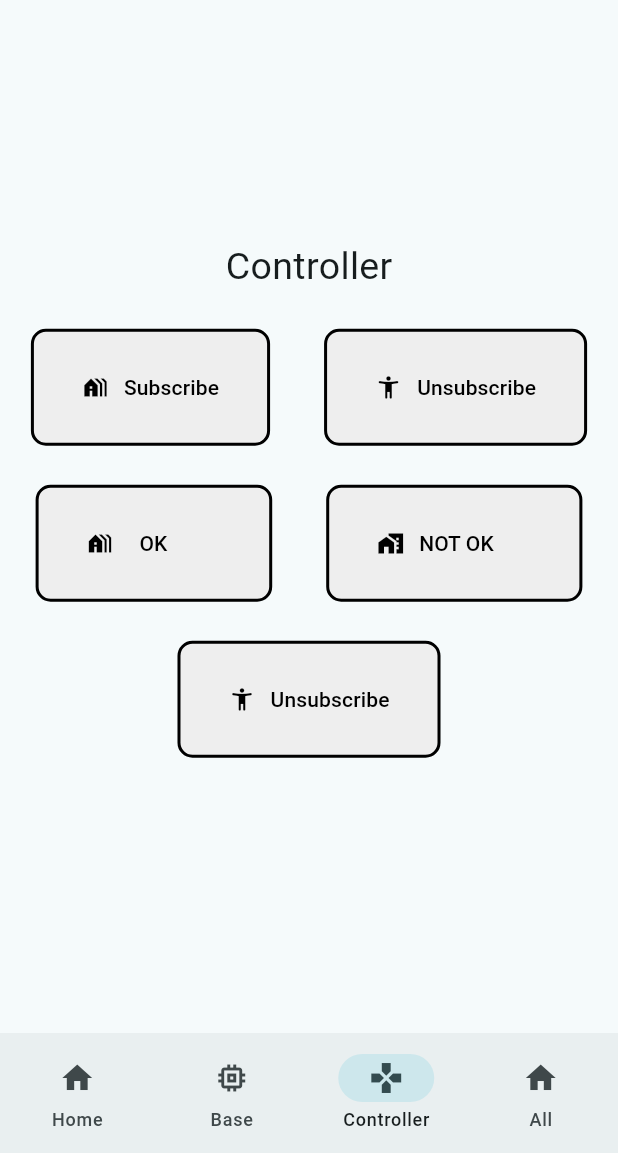
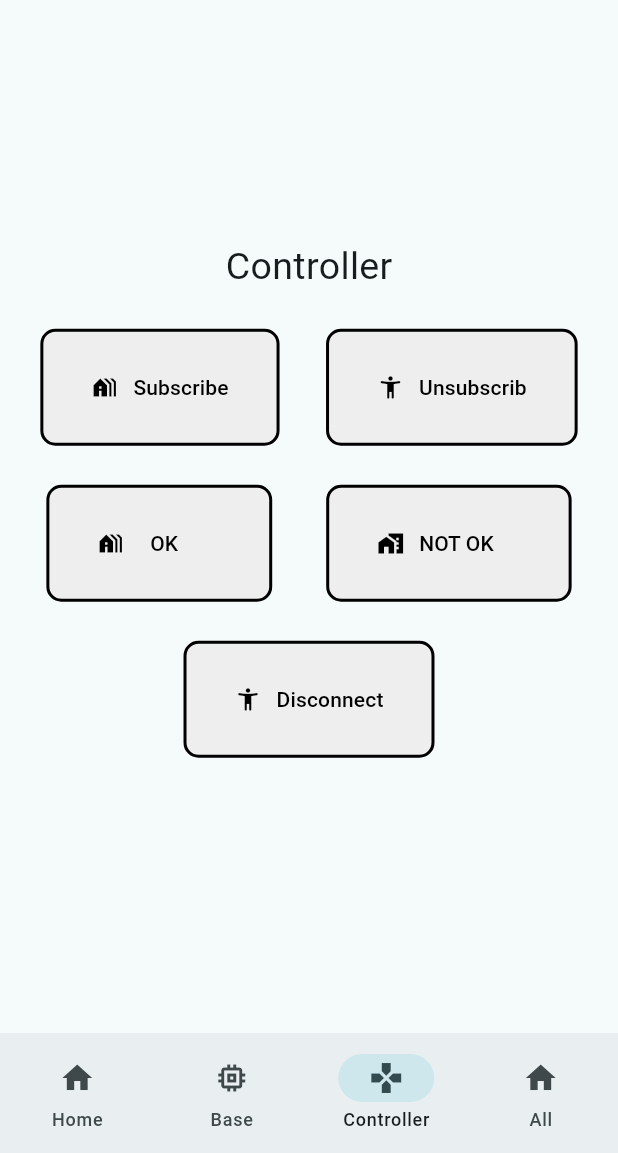
Before and after one commit to DEISI-ULHT-TFC-2023-24/TFC-DEISI14-IoT_Lab2.0-CGI-Industria, a Flutter app: the screen it shows after launch, item 3 of the bottom bar chosen, on a phone screen of 412 x 824 dp, the part 83-1236 px from its top. Run offline on Flutter 3.47's test engine with Material 3 defaults, Android fonts, the phone set to English and light mode, and no system bars; missing offline and left inert: mqtt_client.

Commit message:
Ajustes no ecrã

```diff
--- a/lib/navigationBarPages/controller.dart
+++ b/lib/navigationBarPages/controller.dart
@@ -5,7 +5,7 @@ class ControllerPage extends StatelessWidget {
   ControllerPage({super.key});
 
   final MQTTManager _myClient = MQTTManager(
-      host: '169.254.222.162', topic: '22205245/anawen/device/test');
+      host: 'loalhost ', topic: '22205245/anawen/device/test');
 
   @override
   Widget build(BuildContext context) {
@@ -28,11 +28,11 @@ class ControllerPage extends StatelessWidget {
                 buildControllerButton('Subscribe', Icons.holiday_village,
                     () => _myClient.subscribe()),
                 SizedBox(
-                  width: 20,
+                  width: 15,
                   height: 20,
                 ),
                 buildControllerButton(
-                    'Unsubscribe',
+                    'Unsubscrib',
                     Icons.accessibility_new_rounded,
                     () => _myClient.unsubscribe())
               ],
@@ -43,14 +43,14 @@ class ControllerPage extends StatelessWidget {
             Row(
               mainAxisAlignment: MainAxisAlignment.center,
               children: [
-                buildControllerButton('  OK          ', Icons.holiday_village,
+                buildControllerButton('  OK        ', Icons.holiday_village,
                     () => _myClient.publishMessage('Corre função 2 modo OK')),
                 SizedBox(
                   width: 20,
                   height: 20,
                 ),
                 buildControllerButton(
-                    'NOT OK       ',
+                    'NOT OK     ',
                     Icons.maps_home_work,
                     () =>
                         _myClient.publishMessage('Corre função 3 modo NOT OK')),
@@ -63,9 +63,9 @@ class ControllerPage extends StatelessWidget {
               mainAxisAlignment: MainAxisAlignment.center,
               children: [
                 buildControllerButton(
-                    'Unsubscribe',
+                    'Disconnect',
                     Icons.accessibility_new_rounded,
-                    () => _myClient.unsubscribe())
+                    () => _myClient.disconnect())
               ],
             ),
             SizedBox(
```
